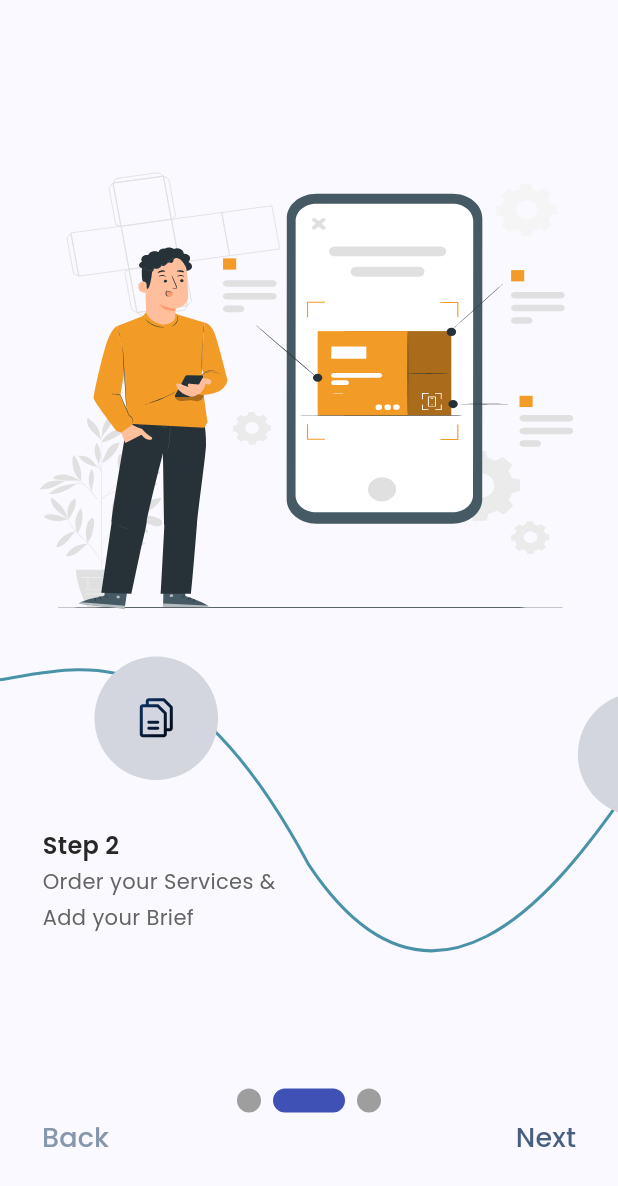
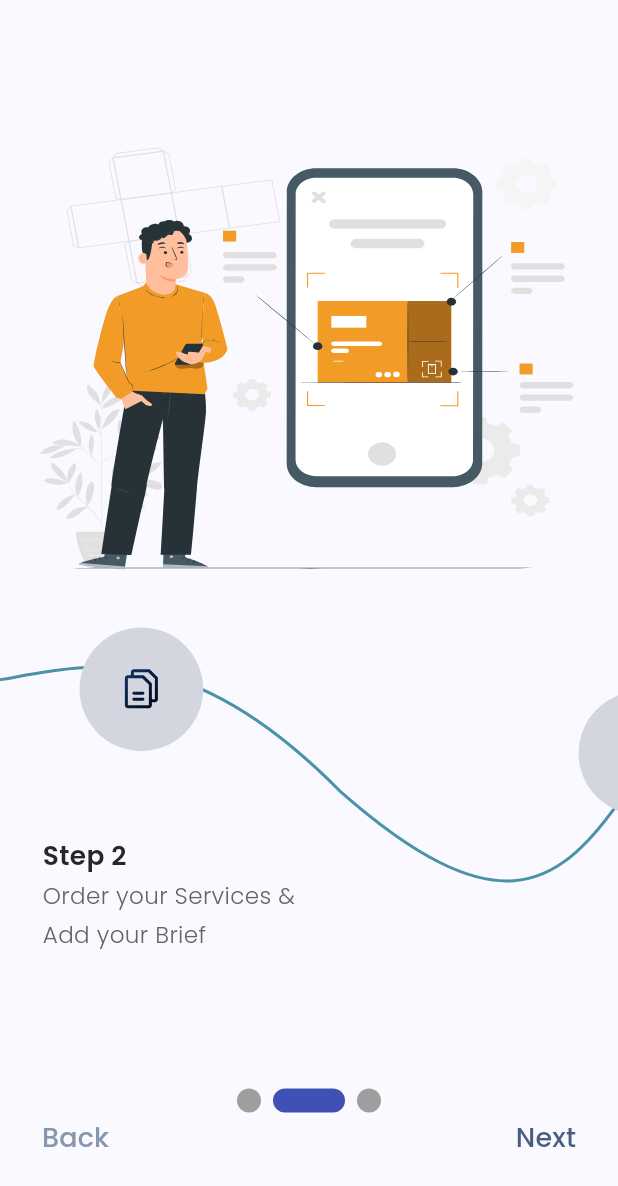
Before and after one commit to ahmE1053/helptk_task, a Flutter app: the screen it shows after launch, after a tap on "Next", on a phone screen of 412 x 824 dp. Shown: the top 1186 px of the screen. Run offline on Flutter 3.47's test engine with Material 2 defaults, Android fonts, the light colour scheme and no system bars; drawn by our look-alikes of smooth_page_indicator; our stand-ins replace device_preview, flutter_hooks, flutter_riverpod, flutter_screenutil, flutter_svg, google_fonts.

Commit message:
refactoring and modifying some painters and fonts

```diff
--- a/lib/core/painters/boarding_painters.dart
+++ b/lib/core/painters/boarding_one_painter.dart
@@ -18,14 +18,14 @@ class FirstBoardingPainter extends CustomPainter {
         size.width * 0.1,
         startHeight,
       ),
-      15,
+      10,
       circlePaint,
     );
     path
-      ..moveTo(size.width * 0.12, startHeight)
+      ..moveTo(size.width * 0.1, startHeight)
       ..cubicTo(
         size.width * 0.14,
-        startHeight - 10,
+        startHeight + 10,
         size.width * 0.27,
         startHeight + 20,
         size.width * 0.32,
@@ -34,15 +34,15 @@ class FirstBoardingPainter extends CustomPainter {
     path.cubicTo(
       size.width * 0.45,
       startHeight + size.height * 0.2,
-      size.width * 0.63,
-      startHeight + size.height * 0.17,
+      size.width * 0.85,
+      startHeight + size.height * 0.15,
       size.width * 0.75,
       startHeight - size.height * 0.05,
     );
     path.cubicTo(
       size.width * 0.75,
       startHeight - size.height * 0.05,
-      size.width * 0.8,
+      size.width * 0.7,
       startHeight - size.height * 0.15,
       size.width,
       startHeight - size.height * 0.12,
--- a/lib/core/painters/boarding_three_painter.dart
+++ b/lib/core/painters/boarding_three_painter.dart
@@ -17,18 +17,18 @@ class ThirdBoardingPainter extends CustomPainter {
       ..moveTo(0, startHeight)
       ..cubicTo(
         size.width * 0.14,
-        startHeight - 10,
+        startHeight - 70,
         size.width * 0.3,
         startHeight - 30,
         size.width * 0.5,
-        startHeight + size.height * 0.15,
+        startHeight + size.height * 0.1,
       );
 
     path.cubicTo(
       size.width * 0.65,
-      startHeight + size.height * 0.3,
-      size.width * 0.75,
-      startHeight + size.height * 0.17,
+      startHeight + size.height * 0.2,
+      size.width * 0.8,
+      startHeight + size.height * 0.15,
       size.width * 0.9,
       startHeight + size.height * 0.1,
     );
@@ -41,7 +41,7 @@ class ThirdBoardingPainter extends CustomPainter {
         size.width * 0.9,
         startHeight + size.height * 0.1,
       ),
-      15,
+      10,
       circlePaint,
     );
   }
--- a/lib/core/painters/boarding_two_painter.dart
+++ b/lib/core/painters/boarding_two_painter.dart
@@ -20,19 +20,17 @@ class SecondBoardingPainter extends CustomPainter {
         startHeight - 10,
         size.width * 0.3,
         startHeight - 30,
-        size.width * 0.5,
-        startHeight + size.height * 0.15,
+        size.width * 0.55,
+        startHeight + size.height * 0.09,
       );
-
     path.cubicTo(
-      size.width * 0.7,
-      startHeight + size.height * 0.3,
+      size.width * 0.8,
+      startHeight + size.height * 0.2,
       size.width * 0.9,
       startHeight + size.height * 0.17,
       size.width,
       startHeight + size.height * 0.1,
     );
-
     canvas.drawPath(
       path,
       linePaint,
--- a/lib/main.dart
+++ b/lib/main.dart
@@ -1,6 +1,7 @@
 import 'package:device_preview/device_preview.dart';
 import 'package:flutter/material.dart';
 import 'package:flutter_riverpod/flutter_riverpod.dart';
+import 'package:flutter_screenutil/flutter_screenutil.dart';
 import 'package:google_fonts/google_fonts.dart';
 import 'package:task_helptk/core/painters/boarding_two_painter.dart';
 import 'package:task_helptk/presentation/screens/boarding_screens/boarding_one.dart';
@@ -23,10 +24,10 @@ class MyApp extends StatelessWidget {
 
   @override
   Widget build(BuildContext context) {
-    return MediaQuery(
-      data: MediaQuery.of(context).copyWith(
-        textScaleFactor: 1,
-      ),
+    return ScreenUtilInit(
+      designSize: const Size(375, 812),
+      builder: (context, child) => MediaQuery(
+        data: MediaQuery.of(context).copyWith(textScaleFactor: 1.0),
         child: MaterialApp(
           locale: DevicePreview.locale(context),
           builder: DevicePreview.appBuilder,
@@ -35,8 +36,10 @@ class MyApp extends StatelessWidget {
             colorSchemeSeed: const Color(0xff0E2E5C),
             useMaterial3: true,
           ),
-        home: const SplashScreen(),
+          home: child,
         ),
+      ),
+      child: const SplashScreen(),
     );
   }
 }
--- a/lib/presentation/screens/boarding_screens/boarding_one.dart
+++ b/lib/presentation/screens/boarding_screens/boarding_one.dart
@@ -1,11 +1,13 @@
 import 'package:flutter/material.dart';
 import 'package:flutter_hooks/flutter_hooks.dart';
+import 'package:flutter_screenutil/flutter_screenutil.dart';
 import 'package:flutter_svg/flutter_svg.dart';
 import 'package:google_fonts/google_fonts.dart';
+import 'package:task_helptk/presentation/widgets/boarding/boarding_text.dart';
 import '../../widgets/boarding/smooth_indicator.dart';
 import 'boarding_two.dart';
 import '../../../core/consts/context_extensions.dart';
-import '../../../core/painters/boarding_painters.dart';
+import '../../../core/painters/boarding_one_painter.dart';
 import '../../../core/utilities/boarding_icons_generator.dart';
 import '../../widgets/boarding/bottom_row.dart';
 
@@ -20,10 +22,14 @@ class FirstBoardingScreen extends HookWidget {
         initialValue: reverse ? 1.0 : 0.0);
     final firstIconAnimation =
         Tween<double>(begin: 1.0, end: 2.0).animate(animationController);
+    final iconHeightAnimation =
+        Tween(begin: 1, end: 1.5).animate(firstIconAnimation);
     final opacity = Tween(begin: 1.0, end: 0.0).animate(animationController);
     final path = Path();
     final firstIcon = useState<Widget?>(null);
+
     final secondIcon = useState<Widget?>(null);
+
     useEffect(
       () {
         WidgetsBinding.instance.addPostFrameCallback(
@@ -36,7 +42,7 @@ class FirstBoardingScreen extends HookWidget {
               0.15 * firstIconAnimation.value,
               context.width * 0.1,
               context.width * 0.05,
-              context.width * 0.05,
+              context.width * 0.05 * iconHeightAnimation.value,
               'assets/boarding_one_devices.svg',
             );
             secondIcon.value = getBoardingIcon(
@@ -58,12 +64,13 @@ class FirstBoardingScreen extends HookWidget {
                 0.15 * firstIconAnimation.value,
                 context.width * 0.1,
                 context.width * 0.05,
-                context.width * 0.05,
+                context.width * 0.05 * iconHeightAnimation.value,
                 'assets/boarding_one_devices.svg',
               );
             }
           },
         );
+        return null;
       },
       [],
     );
@@ -87,9 +94,8 @@ class FirstBoardingScreen extends HookWidget {
                 ),
                 Align(
                   child: SizedBox(
-                    height: context.height * 0.4,
-                    child: AspectRatio(
-                      aspectRatio: 311 / 314,
+                    height: 314.h,
+                    width: 311.w,
                     child: AnimatedBuilder(
                       animation: opacity,
                       builder: (context, child) {
@@ -105,7 +111,6 @@ class FirstBoardingScreen extends HookWidget {
                     ),
                   ),
                 ),
-                ),
                 Padding(
                   padding: const EdgeInsets.only(left: 66),
                   child: Column(
@@ -114,34 +119,9 @@ class FirstBoardingScreen extends HookWidget {
                       SizedBox(
                         height: context.height * 0.02,
                       ),
-                      Hero(
-                        tag: 'oneToTwo',
-                        child: Material(
-                          type: MaterialType.transparency,
-                          child: Column(
-                            crossAxisAlignment: CrossAxisAlignment.stretch,
-                            children: [
-                              Text(
-                                'Step 1',
-                                style: GoogleFonts.poppins(
-                                  color: const Color(0xFF272727),
-                                  fontSize: 16,
-                                  fontWeight: FontWeight.w600,
-                                  height: 1.50,
-                                ),
-                              ),
-                              Text(
-                                'Browse Services and\nChoose what you need',
-                                style: GoogleFonts.poppins(
-                                  color: const Color(0xFF646464),
-                                  fontSize: 14,
-                                  fontWeight: FontWeight.w400,
-                                  height: 1.71,
-                                ),
-                              ),
-                            ],
-                          ),
-                        ),
+                      const BoardingText(
+                        subtitle: 'Browse Services and\nChoose what you need',
+                        titleStep: 1,
                       ),
                     ],
                   ),
--- a/lib/presentation/screens/boarding_screens/boarding_three.dart
+++ b/lib/presentation/screens/boarding_screens/boarding_three.dart
@@ -1,23 +1,15 @@
-import 'dart:ui';
-
 import 'package:flutter/material.dart';
 import 'package:flutter_hooks/flutter_hooks.dart';
-import 'package:flutter_riverpod/flutter_riverpod.dart';
+import 'package:flutter_screenutil/flutter_screenutil.dart';
 import 'package:flutter_svg/flutter_svg.dart';
-import 'package:smooth_page_indicator/smooth_page_indicator.dart';
-import 'package:task_helptk/core/painters/boarding_two_painter.dart';
-import 'package:task_helptk/core/providers/active_index_provider.dart';
-import 'package:task_helptk/presentation/screens/boarding_screens/boarding_one.dart';
-import 'package:task_helptk/presentation/screens/boarding_screens/boarding_two.dart';
-import 'package:task_helptk/presentation/widgets/boarding/smooth_indicator.dart';
-import '../../../core/consts/app_typography.dart';
+
+import 'boarding_two.dart';
 import '../../../core/consts/context_extensions.dart';
-import '../../../core/painters/boarding_painters.dart';
 import '../../../core/painters/boarding_three_painter.dart';
 import '../../../core/utilities/boarding_icons_generator.dart';
-import '../../../core/utilities/boarding_offset_calculator.dart';
 import '../../widgets/boarding/boarding_text.dart';
 import '../../widgets/boarding/bottom_row.dart';
+import '../../widgets/boarding/smooth_indicator.dart';
 
 class ThirdBoardingScreen extends HookWidget {
   const ThirdBoardingScreen({super.key});
@@ -45,7 +37,8 @@ class ThirdBoardingScreen extends HookWidget {
               context.width * 0.1,
               context.width * 0.05,
               context.width * 0.05,
-                'assets/boarding_call.svg');
+              'assets/boarding_call.svg',
+            );
           },
         );
         animationController.addListener(
@@ -57,7 +50,8 @@ class ThirdBoardingScreen extends HookWidget {
                 context.width * 0.1,
                 context.width * 0.05,
                 context.width * 0.05,
-                  'assets/boarding_call.svg');
+                'assets/boarding_call.svg',
+              );
             }
           },
         );
@@ -82,9 +76,8 @@ class ThirdBoardingScreen extends HookWidget {
                   height: context.height * 0.1,
                 ),
                 SizedBox(
-                  height: context.height * 0.4,
-                  child: AspectRatio(
-                    aspectRatio: 311 / 314,
+                  height: 314.h,
+                  width: 311.w,
                   child: AnimatedBuilder(
                     animation: opacity,
                     builder: (context, child) {
@@ -99,14 +92,13 @@ class ThirdBoardingScreen extends HookWidget {
                     ),
                   ),
                 ),
-                ),
                 Padding(
-                  padding: EdgeInsets.only(left: context.width * 0.5),
+                  padding: EdgeInsets.only(left: context.width * 0.45),
                   child: Column(
                     crossAxisAlignment: CrossAxisAlignment.stretch,
                     children: [
                       SizedBox(
-                        height: context.height * 0.07,
+                        height: context.height * 0.03,
                       ),
                       const BoardingText(
                         subtitle: 'Contact Us & Follow \nUp Our Process',
--- a/lib/presentation/screens/boarding_screens/boarding_two.dart
+++ b/lib/presentation/screens/boarding_screens/boarding_two.dart
@@ -4,6 +4,7 @@ import 'dart:ui';
 import 'package:flutter/material.dart';
 import 'package:flutter_hooks/flutter_hooks.dart';
 import 'package:flutter_riverpod/flutter_riverpod.dart';
+import 'package:flutter_screenutil/flutter_screenutil.dart';
 import 'package:flutter_svg/flutter_svg.dart';
 import 'package:google_fonts/google_fonts.dart';
 import 'package:smooth_page_indicator/smooth_page_indicator.dart';
@@ -15,7 +16,7 @@ import 'package:task_helptk/presentation/screens/boarding_screens/boarding_three
 import 'package:task_helptk/presentation/widgets/boarding/boarding_text.dart';
 import '../../../core/consts/app_typography.dart';
 import '../../../core/consts/context_extensions.dart';
-import '../../../core/painters/boarding_painters.dart';
+import '../../../core/painters/boarding_one_painter.dart';
 import '../../widgets/boarding/bottom_row.dart';
 import '../../widgets/boarding/smooth_indicator.dart';
 
@@ -67,7 +68,7 @@ class SecondBoardingScreen extends HookWidget {
               firstIconAnimation.value * 0.2,
               context.width * 0.1,
               context.width * 0.1,
-              context.width * 0.05,
+              context.width * 0.07,
               'assets/boarding_files.svg',
             );
           },
@@ -86,7 +87,7 @@ class SecondBoardingScreen extends HookWidget {
           if (firstIcon.value != null) firstIcon.value!,
           if (secondIcon.value != null) secondIcon.value!,
           Padding(
-            padding: const EdgeInsets.all(16.0),
+            padding: const EdgeInsets.symmetric(horizontal: 16.0),
             child: Column(
               crossAxisAlignment: CrossAxisAlignment.stretch,
               children: [
@@ -94,9 +95,8 @@ class SecondBoardingScreen extends HookWidget {
                   height: context.height * 0.1,
                 ),
                 SizedBox(
-                  height: context.height * 0.4,
-                  child: AspectRatio(
-                    aspectRatio: 311 / 314,
+                  height: 314.h,
+                  width: 311.w,
                   child: AnimatedBuilder(
                     animation: opacity,
                     builder: (context, child) {
@@ -113,14 +113,13 @@ class SecondBoardingScreen extends HookWidget {
                     ),
                   ),
                 ),
-                ),
                 Padding(
                   padding: EdgeInsets.only(left: context.width * 0.03),
                   child: Column(
                     crossAxisAlignment: CrossAxisAlignment.stretch,
                     children: [
                       SizedBox(
-                        height: context.height * 0.15,
+                        height: context.height * 0.19,
                       ),
                       const BoardingText(
                         subtitle: 'Order your Services &\nAdd your Brief',
--- a/lib/presentation/screens/splash_screen.dart
+++ b/lib/presentation/screens/splash_screen.dart
@@ -1,5 +1,6 @@
 import 'package:flutter/material.dart';
 import 'package:flutter_hooks/flutter_hooks.dart';
+import 'package:flutter_screenutil/flutter_screenutil.dart';
 import 'package:flutter_svg/flutter_svg.dart';
 import 'package:task_helptk/core/consts/context_extensions.dart';
 import 'package:task_helptk/core/painters/lines_painter.dart';
@@ -151,8 +152,9 @@ class SplashScreen extends HookWidget {
                   child: child,
                 );
               },
-              child: AspectRatio(
-                aspectRatio: 500 / 577,
+              child: SizedBox(
+                height: 500.h,
+                width: 577.w,
                 child: SvgPicture.asset(
                   'assets/pattern2.svg',
                   fit: BoxFit.cover,
--- a/lib/presentation/widgets/boarding/boarding_text.dart
+++ b/lib/presentation/widgets/boarding/boarding_text.dart
@@ -1,4 +1,5 @@
 import 'package:flutter/material.dart';
+import 'package:flutter_screenutil/flutter_screenutil.dart';
 import 'package:google_fonts/google_fonts.dart';
 import 'package:task_helptk/core/consts/context_extensions.dart';
 
@@ -25,7 +26,7 @@ class BoardingText extends StatelessWidget {
               'Step $titleStep',
               style: GoogleFonts.poppins(
                 color: const Color(0xFF272727),
-                fontSize: 16,
+                fontSize: 16.sp,
                 fontWeight: FontWeight.w600,
                 height: 1.50,
               ),
@@ -34,8 +35,8 @@ class BoardingText extends StatelessWidget {
               subtitle,
               style: GoogleFonts.poppins(
                 color: const Color(0xFF646464),
-                fontSize: 14,
-                fontWeight: FontWeight.w400,
+                fontSize: 14.sp,
+                fontWeight: FontWeight.w300,
                 height: 1.71,
               ),
             ),
--- a/pubspec.yaml
+++ b/pubspec.yaml
@@ -44,6 +44,7 @@ dependencies:
   hooks_riverpod: ^2.3.7
   flutter_riverpod: ^2.3.6
   google_fonts: ^5.1.0
+  flutter_screenutil: ^5.8.4
 
 dev_dependencies:
   flutter_test:
```
Also changed, not shown: assets/pattern2.svg, pubspec.lock. Lines whose indentation alone changed are shown as unchanged.
